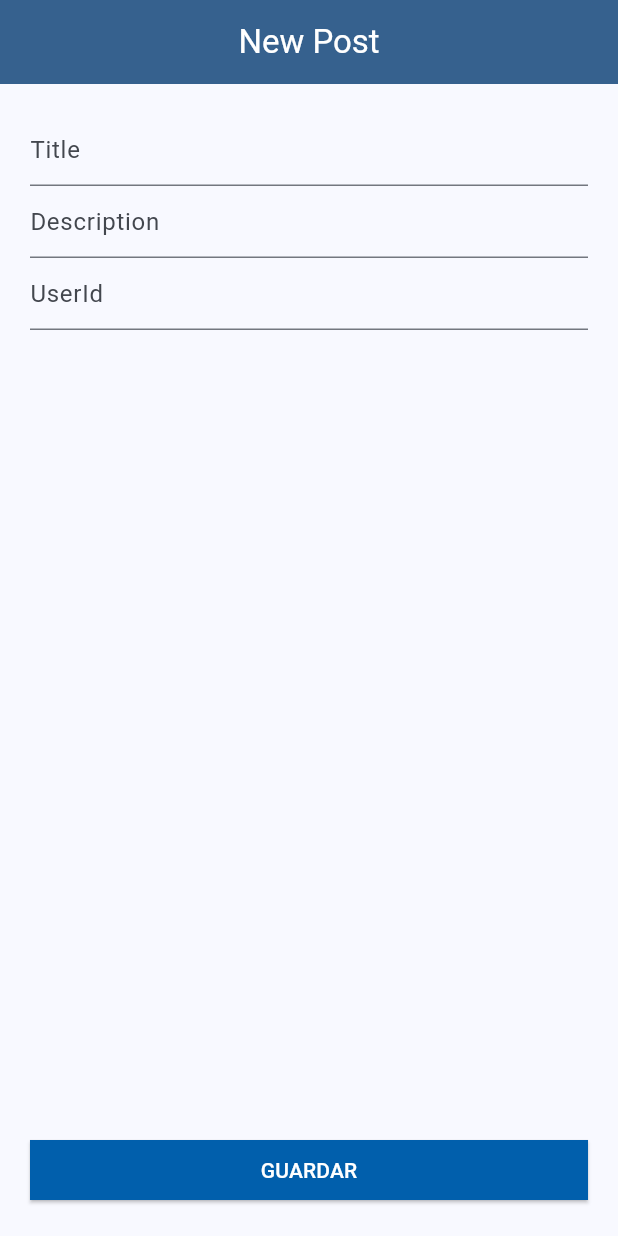
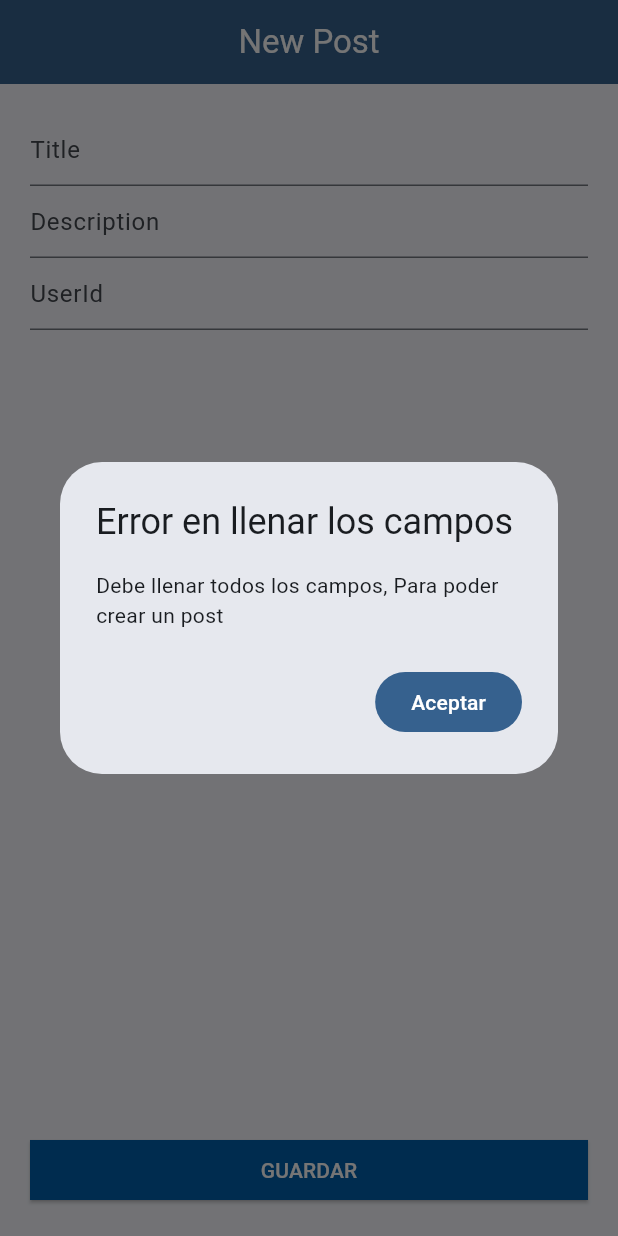
Before and after one commit to JuanManuelCarranzaTorrico/prueba_tec, a Flutter app: the NewPost screen opened by its route, after a tap on "GUARDAR", on a phone screen of 412 x 824 dp. Run offline on Flutter 3.47's test engine with Material 3 defaults, Android fonts, the phone set to English and light mode, and no system bars; our stand-ins replace go_router.

Commit message:
adding some fixes to the code

```diff
--- a/lib/config/menu/post_items.dart
+++ b/lib/config/menu/post_items.dart
@@ -22,13 +22,13 @@ const postItems = <PostItem>[
   PostItem(
     title: 'Title 2',
     body: 'Body 2',
-    userId: 2,
+    userId: 1,
     id: 2,
   ),
   PostItem(
     title: 'Title 3',
     body: 'Body 3',
-    userId: 3,
+    userId: 2,
     id: 3,
   ),
 ];
--- a/lib/presentation/screens/home/home_screen.dart
+++ b/lib/presentation/screens/home/home_screen.dart
@@ -47,7 +47,7 @@ class _HomeView extends StatelessWidget {
                 Column(
                   children: [
                     const SizedBox(height: 10),
-                    CircleAvatar(child: Text('${menuItem.id}')),
+                    CircleAvatar(child: Text('${menuItem.userId}')),
                     const SizedBox(height: 20,)
                   ],
                 ),
--- a/lib/presentation/screens/post/new_post.dart
+++ b/lib/presentation/screens/post/new_post.dart
@@ -1,4 +1,5 @@
 import 'package:flutter/material.dart';
+import 'package:go_router/go_router.dart';
 
 class NewPost extends StatelessWidget {
   const NewPost({super.key});
@@ -28,31 +29,62 @@ class _postForm extends StatefulWidget {
 class _postFormState extends State<_postForm> {
   @override
   Widget build(BuildContext context) {
+    final tittleController = TextEditingController();
+    final bodyController = TextEditingController();
+    final userIdController = TextEditingController();
+    String title = '';
+    String body = '';
+    String userId = '';
     return Container(
       padding: const EdgeInsets.all(20),
       child: Column(
         children: [
           TextFormField(
+            keyboardType: TextInputType.text,
+            controller: tittleController,
             decoration: const InputDecoration(
               hintText: 'Title',
             ),
+            onChanged: (value) {
+                title = value;
+              },
           ),
           TextFormField(
+            controller: bodyController,
             decoration: const InputDecoration(
               hintText: 'Description',
             ),
+            onChanged: (value) {
+                body = value;
+              },
           ),
           TextFormField(
+            keyboardType: TextInputType.number,
+            controller: userIdController,
             decoration: const InputDecoration(
               hintText: 'UserId',
             ),
+            onChanged: (value) {
+                userId = value;
+              },
           ),
           //button on the bottom of the screen
           const Spacer(),
           SizedBox(
             width: double.infinity,
             child: ElevatedButton(
-              onPressed: () {},
+              onPressed: () {
+                if(title.isNotEmpty && body.isNotEmpty && userId.isNotEmpty ){
+                  title = '';
+                  body = '';
+                  userId = '';
+                  tittleController.clear();
+                  bodyController.clear();
+                  userIdController.clear();
+                }else{
+                  openDialog(context);
+                }
+              },
               style: ElevatedButton.styleFrom(
                 primary: const Color.fromARGB(255, 1, 95, 172),
                 onPrimary: Colors.white,
@@ -61,6 +93,7 @@ class _postFormState extends State<_postForm> {
                 )
               ),
               child: const Text('GUARDAR'),
+
             ),
           ),
         ],
@@ -68,3 +101,18 @@ class _postFormState extends State<_postForm> {
     );
   }
 }
+
+void openDialog( BuildContext context){
+    showDialog(
+      context: context,
+      barrierDismissible: false,
+    builder: (context) => AlertDialog(
+      title: const Text('Error en llenar los campos'),
+      content: const Text('Debe llenar todos los campos, Para poder crear un post'),
+
+      actions: [
+        FilledButton(onPressed: ()=>context.pop(), child: const Text('Aceptar'))
+      ],
+    )
+    );
+  }
```
Also changed, not shown: lib/domian/entities/comment.dart (added, +22 -0 lines), lib/presentation/screens/comments/comments_screen.dart (+7 -4 lines).
